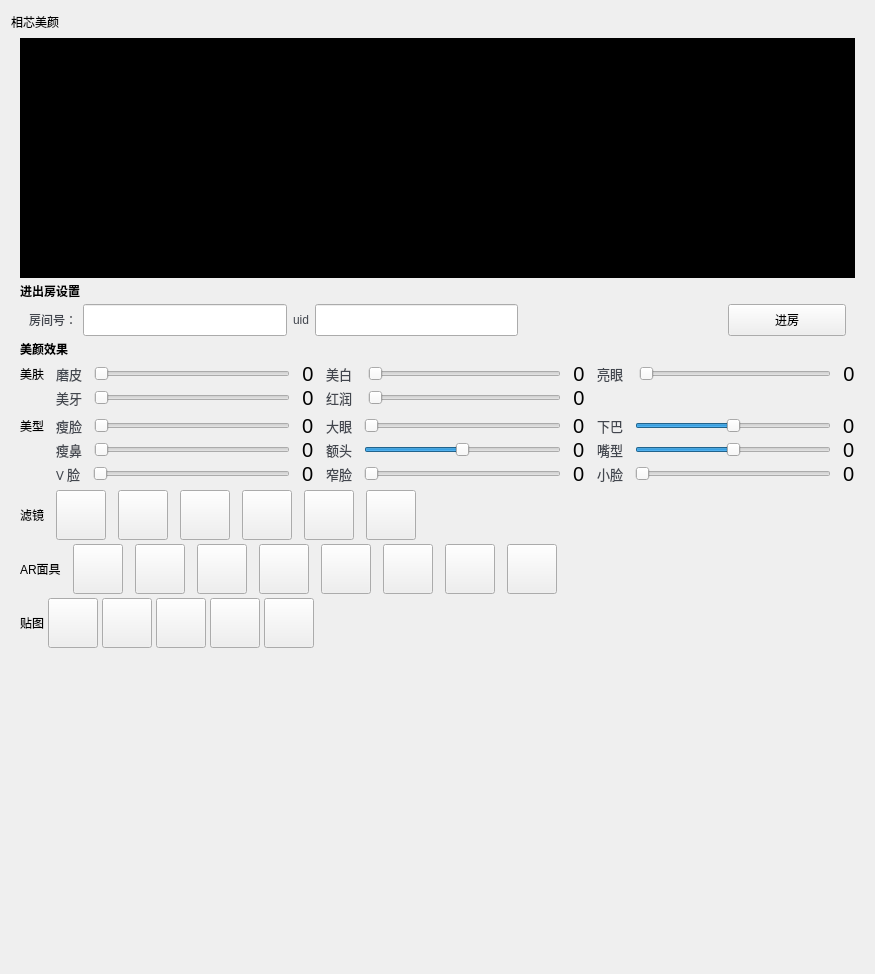
Above: Windows/src/Advanced/FuBeauty/FaceUnityWidget.ui from volcengine/VolcEngineRTC before the change. Below: the same form after it.
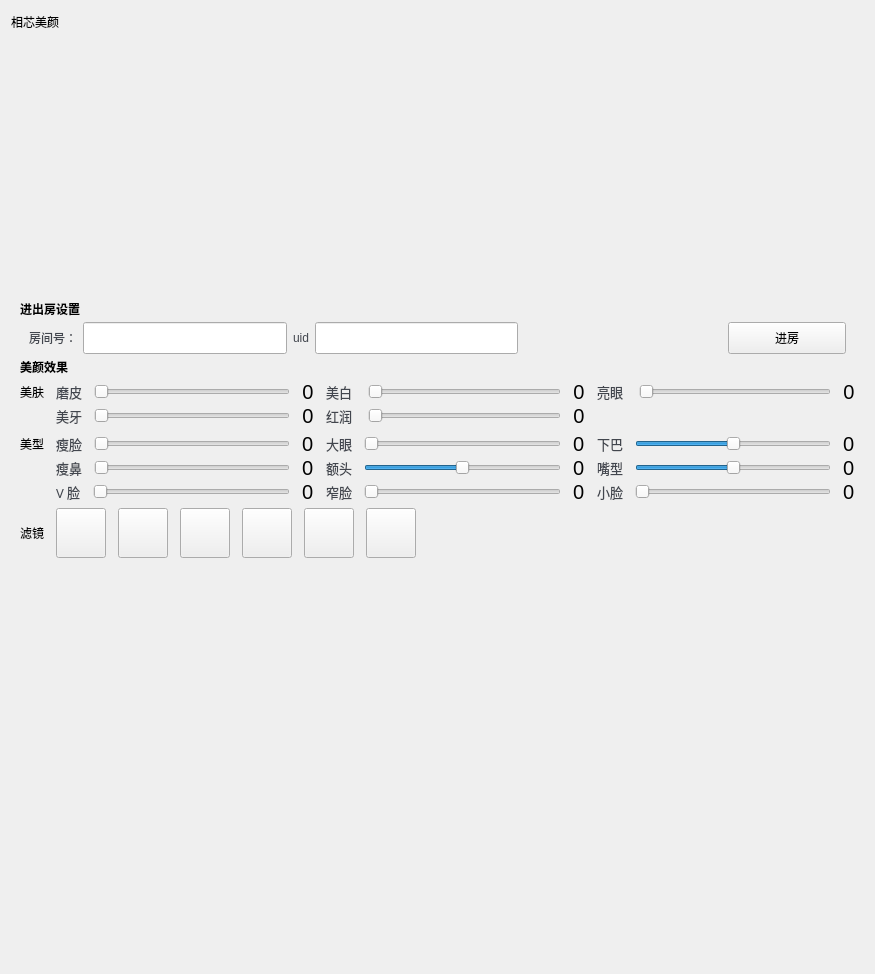
That is the form after the change. Icons and pictures are not drawn. Custom widgets are drawn as their Qt base class.

```diff
--- a/Windows/src/Advanced/FuBeauty/FaceUnityWidget.ui
+++ b/Windows/src/Advanced/FuBeauty/FaceUnityWidget.ui
@@ -159,7 +159,7 @@
           </size>
          </property>
          <property name="styleSheet">
-          <string notr="true">background-color: rgb(0, 0, 0);</string>
+          <string notr="true"/>
          </property>
          <layout class="QHBoxLayout" name="horizontalLayout_21">
           <property name="spacing">
@@ -221,6 +221,18 @@
          </layout>
         </widget>
        </item>
+       <item>
+        <widget class="QLabel" name="label_model">
+         <property name="font">
+          <font>
+           <pointsize>9</pointsize>
+          </font>
+         </property>
+         <property name="text">
+          <string/>
+         </property>
+        </widget>
+       </item>
        <item>
         <widget class="QLabel" name="label_t1">
          <property name="font">
@@ -1338,342 +1350,8 @@
          </item>
         </layout>
        </item>
-       <item>
-        <layout class="QHBoxLayout" name="horizontalLayout_17">
-         <property name="spacing">
-          <number>12</number>
-         </property>
-         <item>
-          <widget class="QLabel" name="label_25">
-           <property name="font">
-            <font>
-             <pointsize>9</pointsize>
-            </font>
-           </property>
-           <property name="text">
-            <string>AR面具</string>
-           </property>
-          </widget>
-         </item>
-         <item>
-          <widget class="QPushButton" name="btn_ar_1">
-           <property name="minimumSize">
-            <size>
-             <width>50</width>
-             <height>50</height>
-            </size>
-           </property>
-           <property name="maximumSize">
-            <size>
-             <width>50</width>
-             <height>50</height>
-            </size>
-           </property>
-           <property name="styleSheet">
-            <string notr="true">border-image: url(:/img/Resources/AR/AR/baozi.png);</string>
-           </property>
-           <property name="text">
-            <string/>
-           </property>
-          </widget>
-         </item>
-         <item>
-          <widget class="QPushButton" name="btn_ar_2">
-           <property name="minimumSize">
-            <size>
-             <width>50</width>
-             <height>50</height>
-            </size>
-           </property>
-           <property name="maximumSize">
-            <size>
-             <width>50</width>
-             <height>50</height>
-            </size>
-           </property>
-           <property name="styleSheet">
-            <string notr="true">border-image: url(:/img/Resources/AR/AR/bluebird.png);</string>
-           </property>
-           <property name="text">
-            <string/>
-           </property>
-          </widget>
-         </item>
-         <item>
-          <widget class="QPushButton" name="btn_ar_3">
-           <property name="minimumSize">
-            <size>
-             <width>50</width>
-             <height>50</height>
-            </size>
-           </property>
-           <property name="maximumSize">
-            <size>
-             <width>50</width>
-             <height>50</height>
-            </size>
-           </property>
-           <property name="styleSheet">
-            <string notr="true">border-image: url(:/img/Resources/AR/AR/fenhudie.png);</string>
-           </property>
-           <property name="text">
-            <string/>
-           </property>
-          </widget>
-         </item>
-         <item>
-          <widget class="QPushButton" name="btn_ar_4">
-           <property name="minimumSize">
-            <size>
-             <width>50</width>
-             <height>50</height>
-            </size>
-           </property>
-           <property name="maximumSize">
-            <size>
-             <width>50</width>
-             <height>50</height>
-            </size>
-           </property>
-           <property name="styleSheet">
-            <string notr="true">
-border-image: url(:/img/Resources/AR/AR/lanhudie.png);</string>
-           </property>
-           <property name="text">
-            <string/>
-           </property>
-          </widget>
-         </item>
-         <item>
-          <widget class="QPushButton" name="btn_ar_5">
-           <property name="minimumSize">
-            <size>
-             <width>50</width>
-             <height>50</height>
-            </size>
-           </property>
-           <property name="maximumSize">
-            <size>
-             <width>50</width>
-             <height>50</height>
-            </size>
-           </property>
-           <property name="styleSheet">
-            <string notr="true">border-image: url(:/img/Resources/AR/AR/tiger.png);</string>
-           </property>
-           <property name="text">
-            <string/>
-           </property>
-          </widget>
-         </item>
-         <item>
-          <widget class="QPushButton" name="btn_ar_6">
-           <property name="minimumSize">
-            <size>
-             <width>50</width>
-             <height>50</height>
-            </size>
-           </property>
-           <property name="maximumSize">
-            <size>
-             <width>50</width>
-             <height>50</height>
-            </size>
-           </property>
-           <property name="styleSheet">
-            <string notr="true">
-border-image: url(:/img/Resources/AR/AR/tiger_bai.png);</string>
-           </property>
-           <property name="text">
-            <string/>
-           </property>
-          </widget>
-         </item>
-         <item>
-          <widget class="QPushButton" name="btn_ar_7">
-           <property name="minimumSize">
-            <size>
-             <width>50</width>
-             <height>50</height>
-            </size>
-           </property>
-           <property name="maximumSize">
-            <size>
-             <width>50</width>
-             <height>50</height>
-            </size>
-           </property>
-           <property name="styleSheet">
-            <string notr="true">border-image: url(:/img/Resources/AR/AR/tiger_huang.png);</string>
-           </property>
-           <property name="text">
-            <string/>
-           </property>
-          </widget>
-         </item>
-         <item>
-          <widget class="QPushButton" name="btn_ar_8">
-           <property name="minimumSize">
-            <size>
-             <width>50</width>
-             <height>50</height>
-            </size>
-           </property>
-           <property name="maximumSize">
-            <size>
-             <width>50</width>
-             <height>50</height>
-            </size>
-           </property>
-           <property name="styleSheet">
-            <string notr="true">
-border-image: url(:/img/Resources/AR/AR/xiongmao.png);</string>
-           </property>
-           <property name="text">
-            <string/>
-           </property>
-          </widget>
-         </item>
-         <item>
-          <spacer name="horizontalSpacer_6">
-           <property name="orientation">
-            <enum>Qt::Horizontal</enum>
-           </property>
-           <property name="sizeHint" stdset="0">
-            <size>
-             <width>40</width>
-             <height>20</height>
-            </size>
-           </property>
-          </spacer>
-         </item>
-        </layout>
-       </item>
        <item>
         <layout class="QHBoxLayout" name="horizontalLayout_20">
-         <item>
-          <widget class="QLabel" name="label_30">
-           <property name="font">
-            <font>
-             <pointsize>9</pointsize>
-            </font>
-           </property>
-           <property name="text">
-            <string>贴图</string>
-           </property>
-          </widget>
-         </item>
-         <item>
-          <widget class="QPushButton" name="btn_tool_1">
-           <property name="minimumSize">
-            <size>
-             <width>50</width>
-             <height>50</height>
-            </size>
-           </property>
-           <property name="maximumSize">
-            <size>
-             <width>50</width>
-             <height>50</height>
-            </size>
-           </property>
-           <property name="styleSheet">
-            <string notr="true">border-image: url(:/img/Resources/AR/PropMap/bling.png);</string>
-           </property>
-           <property name="text">
-            <string/>
-           </property>
-          </widget>
-         </item>
-         <item>
-          <widget class="QPushButton" name="btn_tool_2">
-           <property name="minimumSize">
-            <size>
-             <width>50</width>
-             <height>50</height>
-            </size>
-           </property>
-           <property name="maximumSize">
-            <size>
-             <width>50</width>
-             <height>50</height>
-            </size>
-           </property>
-           <property name="styleSheet">
-            <string notr="true">border-image: url(:/img/Resources/AR/PropMap/fengya.png);</string>
-           </property>
-           <property name="text">
-            <string/>
-           </property>
-          </widget>
-         </item>
-         <item>
-          <widget class="QPushButton" name="btn_tool_3">
-           <property name="minimumSize">
-            <size>
-             <width>50</width>
-             <height>50</height>
-            </size>
-           </property>
-           <property name="maximumSize">
-            <size>
-             <width>50</width>
-             <height>50</height>
-            </size>
-           </property>
-           <property name="styleSheet">
-            <string notr="true">border-image: url(:/img/Resources/AR/PropMap/hudie.png);</string>
-           </property>
-           <property name="text">
-            <string/>
-           </property>
-          </widget>
-         </item>
-         <item>
-          <widget class="QPushButton" name="btn_tool_4">
-           <property name="minimumSize">
-            <size>
-             <width>50</width>
-             <height>50</height>
-            </size>
-           </property>
-           <property name="maximumSize">
-            <size>
-             <width>50</width>
-             <height>50</height>
-            </size>
-           </property>
-           <property name="styleSheet">
-            <string notr="true">border-image: url(:/img/Resources/AR/PropMap/juanhuzi.png);</string>
-           </property>
-           <property name="text">
-            <string/>
-           </property>
-          </widget>
-         </item>
-         <item>
-          <widget class="QPushButton" name="btn_tool_5">
-           <property name="minimumSize">
-            <size>
-             <width>50</width>
-             <height>50</height>
-            </size>
-           </property>
-           <property name="maximumSize">
-            <size>
-             <width>50</width>
-             <height>50</height>
-            </size>
-           </property>
-           <property name="styleSheet">
-            <string notr="true">;
-border-image: url(:/img/Resources/AR/PropMap/mask_hat.png);</string>
-           </property>
-           <property name="text">
-            <string/>
-           </property>
-          </widget>
-         </item>
          <item>
           <spacer name="horizontalSpacer_5">
            <property name="orientation">
```
